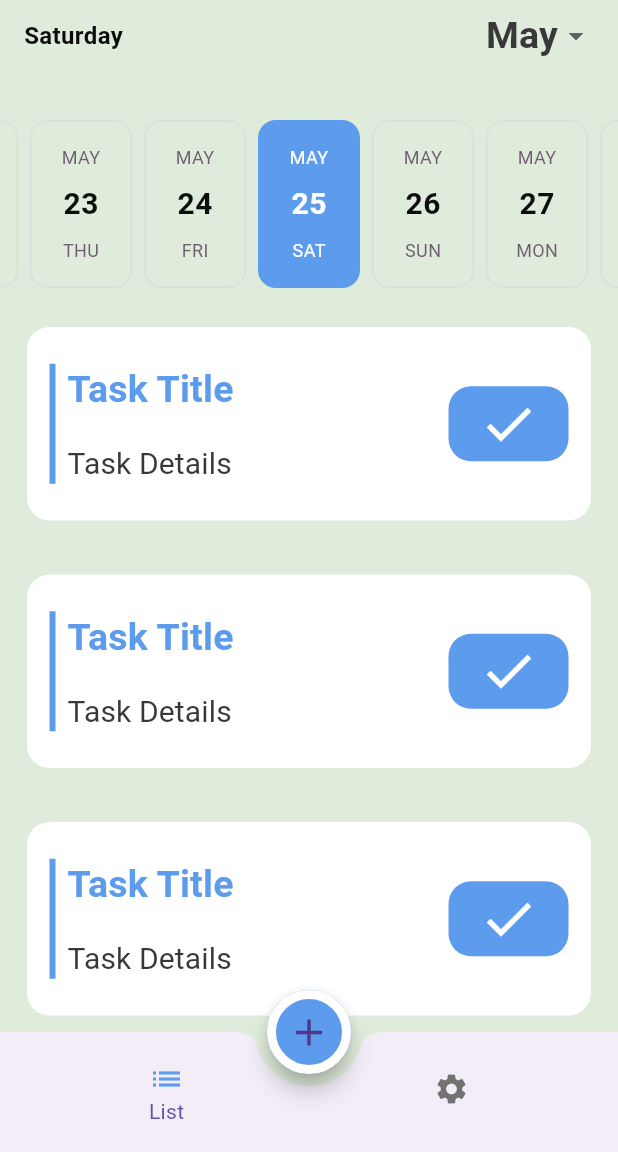
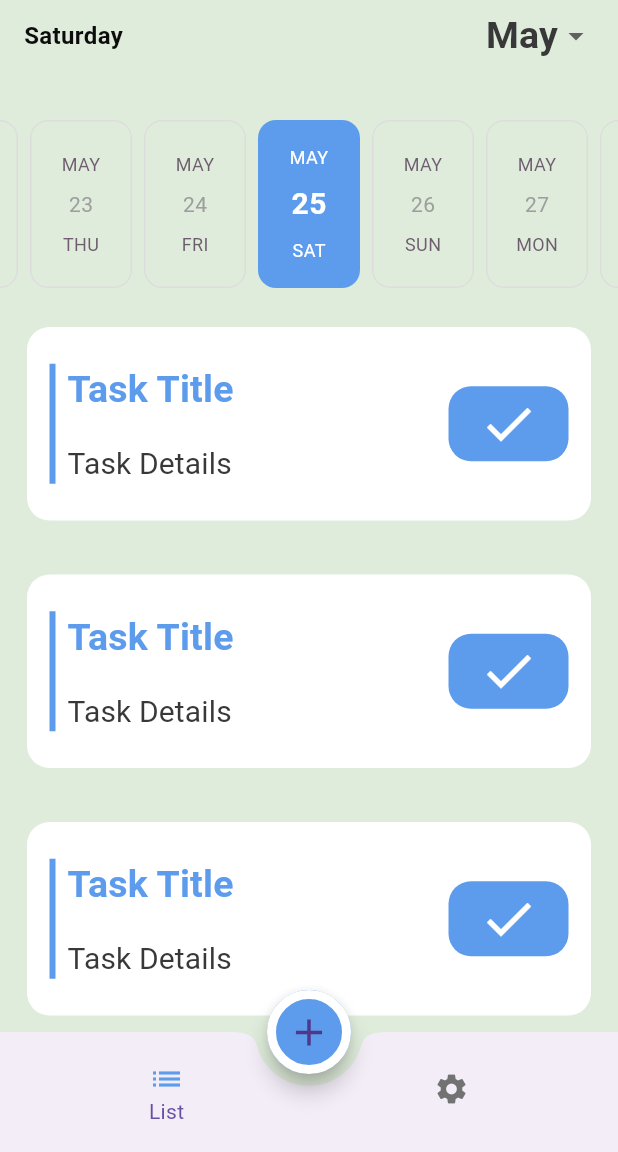
Before and after one commit to RanaUsama20/ToDo_app, a Flutter app: the screen it shows after launch, on a phone screen of 412 x 824 dp, the part 84-1236 px from its top. Run offline on Flutter 3.47's test engine with Material 3 defaults, Android fonts, the phone set to English and light mode, and no system bars; drawn by our look-alikes of easy_date_timeline, flutter_slidable; our stand-ins replace shared_preferences; generated files the repository leaves out were written again.

Commit message:
added edit task/ task done

```diff
--- a/lib/Settings/Settings.dart
+++ b/lib/Settings/Settings.dart
@@ -35,7 +35,7 @@ class _SettingsState extends State<Settings> {
             padding: const EdgeInsets.all(8),
             decoration: BoxDecoration(
                 color: provider.isDarkMode()?
-                MyTheme.blackColor :
+                MyTheme.darkGreyColor :
                 MyTheme.whiteColor,
                 border:  Border.all(
                     color: MyTheme.primaryColor,
@@ -78,7 +78,7 @@ class _SettingsState extends State<Settings> {
             padding: const EdgeInsets.all(8),
             decoration: BoxDecoration(
                 color: provider.isDarkMode()?
-                    MyTheme.blackColor :
+                    MyTheme.darkGreyColor :
                     MyTheme.whiteColor,
                 border : Border.all(
                    color: MyTheme.primaryColor,
--- a/lib/TaskList/TaskList.dart
+++ b/lib/TaskList/TaskList.dart
@@ -15,6 +15,11 @@ class TaskList extends StatelessWidget{
           },
           activeColor: MyTheme.primaryColor,
           dayProps: const EasyDayProps(
+            inactiveDayStyle: (DayStyle(
+              dayNumStyle: TextStyle(
+                color: Colors.grey
+              )
+            )),
             todayHighlightStyle: TodayHighlightStyle.withBackground,
             todayHighlightColor: Color(0xffE1ECC8),
           ),
--- a/lib/TaskList/taskWidget.dart
+++ b/lib/TaskList/taskWidget.dart
@@ -1,12 +1,20 @@
 import 'package:flutter/material.dart';
 import 'package:provider/provider.dart';
 import 'package:todo_app/Provider/AppConfigProvider.dart';
+import 'package:todo_app/TaskList/EditTask.dart';
 import 'package:todo_app/home/MyTheme.dart';
 import 'package:flutter_gen/gen_l10n/app_localizations.dart';
 import 'package:flutter_slidable/flutter_slidable.dart';
 
 
-class TaskWidget extends StatelessWidget{
+class TaskWidget extends StatefulWidget{
+  @override
+  State<TaskWidget> createState() => _TaskWidgetState();
+}
+
+class _TaskWidgetState extends State<TaskWidget> {
+  bool isDone = false;
+
   @override
   Widget build(BuildContext context) {
     var provider = Provider.of<AppConfigProvider>(context);
@@ -28,20 +36,26 @@ class TaskWidget extends StatelessWidget{
           ),
         ],
       ),
+      child: InkWell(
+        onTap: (){
+          Navigator.of(context).pushNamed(EditTask.routeName);
+        },
         child: Container(
           padding: EdgeInsets.all(15),
           margin: EdgeInsets.all(18),
           decoration: BoxDecoration(
             borderRadius: BorderRadius.circular(15),
             color: provider.isDarkMode()?
-              MyTheme.darkBlueColor :
+                MyTheme.darkGreyColor :
                 MyTheme.whiteColor
           ),
           child: Row(
             mainAxisAlignment: MainAxisAlignment.spaceBetween,
             children: [
               Container(
-              color:  MyTheme.primaryColor,
+                color:  isDone?
+                    MyTheme.limeColor :
+                    MyTheme.primaryColor,
                 height: 80,
                 width: 4,
               ),
@@ -54,7 +68,10 @@ class TaskWidget extends StatelessWidget{
                     child: Text(
                     AppLocalizations.of(context)!.task_title,
                     style: Theme.of(context).textTheme.titleMedium!.copyWith(
-                    color: MyTheme.primaryColor
+                      color: isDone?
+                      MyTheme.limeColor
+                        :
+                      MyTheme.primaryColor
                     ),),
                   ),
                   Padding(
@@ -68,6 +85,22 @@ class TaskWidget extends StatelessWidget{
                   ),
                 ],
               )),
+              InkWell(
+                onTap: (){
+                  isDone = true;
+                  setState(() {
+
+                  });
+                },
+                child: isDone?
+                Padding(
+                  padding: const EdgeInsets.all(8.0),
+                  child: Text('${AppLocalizations.of(context)!.done}!',
+                    style: Theme.of(context).textTheme.titleMedium!.copyWith(
+                        color: MyTheme.limeColor
+                    ),),
+                )
+                    :
                 Container(
                   padding: EdgeInsets.symmetric(
                     horizontal: 20,
@@ -77,14 +110,24 @@ class TaskWidget extends StatelessWidget{
                     borderRadius: BorderRadius.circular(15),
                     color: MyTheme.primaryColor
                   ),
-              child: Icon(Icons.check, size: 40,color: MyTheme.whiteColor,),
+                  child:
+                  Icon(
+                    Icons.check, size: 40,color: MyTheme.whiteColor,),
 
+                ),
               ),
 
             ],
           ),
         ),
+      ),
     );
   }
+}
+
+class taskModel{
+  String title;
+  String description;
+  taskModel({required this.title,required this.description});
 
 }
--- a/lib/home/AddTaskBottomSheet.dart
+++ b/lib/home/AddTaskBottomSheet.dart
@@ -3,6 +3,8 @@ import 'package:flutter_gen/gen_l10n/app_localizations.dart';
 import 'package:provider/provider.dart';
 import 'package:todo_app/Provider/AppConfigProvider.dart';
 import 'package:todo_app/home/MyTheme.dart';
+import 'package:intl/intl.dart';
+
 
 class AddTaskBottomSheet extends StatefulWidget{
   @override
@@ -87,9 +89,7 @@ class _AddTaskBottomSheetState extends State<AddTaskBottomSheet> {
              },
              child: Padding(
                       padding: const EdgeInsets.all(8.0),
-                      child: Text('${selectedDate.day}/'
-                          '${selectedDate.month}/'
-                          '${selectedDate.year}',
+                      child: Text( DateFormat('dd-MM-yyyy').format(selectedDate),
                         textAlign: TextAlign.center,
                         style: provider.isDarkMode()?
                         Theme.of(context).textTheme.titleMedium!.copyWith(
--- a/lib/home/MyTheme.dart
+++ b/lib/home/MyTheme.dart
@@ -6,6 +6,7 @@ class MyTheme{
   static Color backgroundDark = const Color(0xff060E1E);
   static Color limeColor = const Color(0xff61E757);
   static Color greyColor = const Color(0xff737272);
+  static Color darkGreyColor = const Color(0xff141922);
   static Color whiteColor = const Color(0xffFFFFFF);
   static Color redColor = const Color(0xffEC4B4B);
   static Color blackColor = const Color(0xff383838);
@@ -74,7 +75,7 @@ class MyTheme{
               fontSize: 30
           ),
               titleMedium: TextStyle(
-                color: blackColor,
+                color: whiteColor,
                 fontWeight: FontWeight.w700,
                 fontSize: 25,
       ),
--- a/lib/l10n/app_ar.arb
+++ b/lib/l10n/app_ar.arb
@@ -19,6 +19,7 @@
 "please_enter_task_title" : "من فضلك ادخل عنوان المهمة",
 "please_enter_task_description" : "من فضلك ادخل وصف المهمة",
 "add" : "اضف",
+"done" : "تم",
 "enter_task_title" : "ادخل عنوان المهمة",
 "enter_task_description" : "ادخل وصف المهمة"
 }
--- a/lib/l10n/app_en.arb
+++ b/lib/l10n/app_en.arb
@@ -17,6 +17,7 @@
 "this_is_title" : "This is title",
 "task_details" : "Task Details",
 "add" : "Add",
+"done" : "Done",
 "please_enter_task_title" : "Please Enter Task Title",
 "please_enter_task_description" : "Please Enter Task Description",
 "enter_task_title" : "Enter Task Title",
--- a/lib/main.dart
+++ b/lib/main.dart
@@ -1,6 +1,7 @@
 import 'package:flutter/material.dart';
 import 'package:provider/provider.dart';
 import 'package:todo_app/Provider/AppConfigProvider.dart';
+import 'package:todo_app/TaskList/EditTask.dart';
 import 'package:todo_app/home/MyTheme.dart';
 import 'home/HomeScreen.dart';
 import 'package:flutter_gen/gen_l10n/app_localizations.dart';
@@ -22,6 +23,7 @@ class MyApp extends StatelessWidget{
       initialRoute: HomeScreen.routeName,
       routes: {
         HomeScreen.routeName : (context) => HomeScreen(),
+        EditTask.routeName : (context) => EditTask(),
       },
       localizationsDelegates: AppLocalizations.localizationsDelegates,
       supportedLocales: AppLocalizations.supportedLocales,
--- a/pubspec.yaml
+++ b/pubspec.yaml
@@ -39,7 +39,7 @@ dependencies:
   shared_preferences: ^2.2.3
   flutter_localizations:
     sdk: flutter
-  intl: any
+  intl: ^0.18.1
   easy_date_timeline: ^1.0.3
   flutter_slidable: ^3.1.0
 
```
Also changed, not shown: lib/TaskList/EditTask.dart (added, +153 -0 lines). Lines whose indentation alone changed are shown as unchanged.
